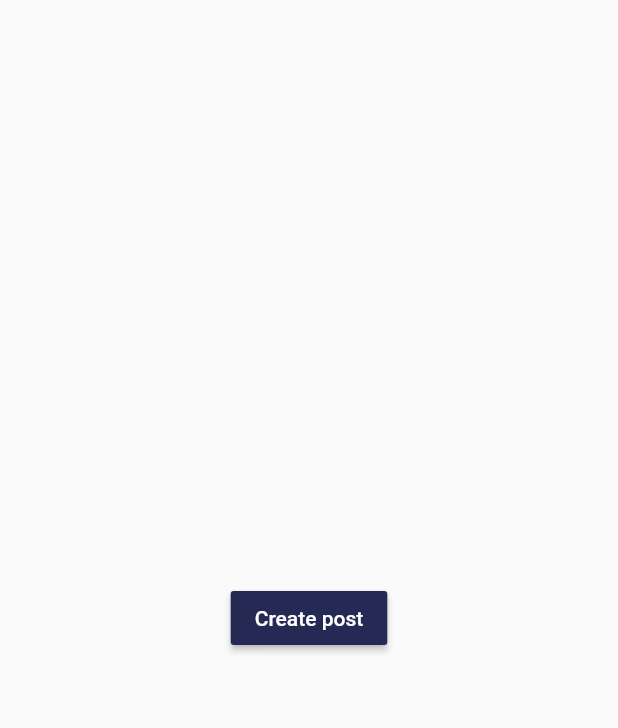
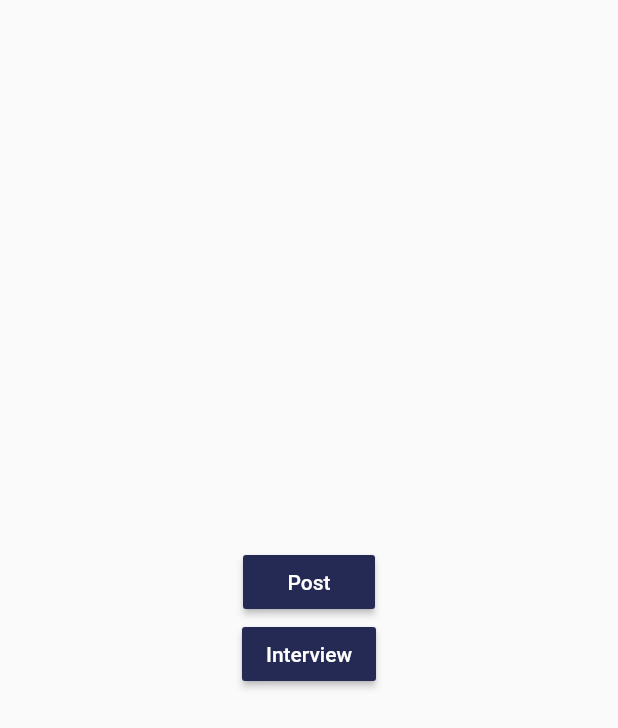
Before and after one commit to SanketKumarr/radio, a Flutter app: the AdminLogIn screen opened directly, after a tap on "Log in", on a phone screen of 412 x 824 dp. Shown: the top 728 px of the screen. Run offline on Flutter 3.47's test engine with Material 2 defaults, Android fonts, the phone set to English and light mode, and no system bars; our stand-ins replace assets_audio_player, audioplayers, carousel_slider, cloud_firestore, file_picker, firebase_auth and 9 more; accounts and stored records are empty.

Commit message:
uploading interview in firebase (24/dec/21)

```diff
--- a/lib/Admin/admin_logIn.dart
+++ b/lib/Admin/admin_logIn.dart
@@ -1,6 +1,7 @@
 import 'package:cloud_firestore/cloud_firestore.dart';
 import 'package:flutter/cupertino.dart';
 import 'package:flutter/material.dart';
+import 'package:radio_lnct/Admin/admin_screen.dart';
 import 'package:radio_lnct/Admin/create_post.dart';
 
 class AdminLogIn extends StatefulWidget {
@@ -49,7 +50,7 @@ class _AdminLogInState extends State<AdminLogIn> {
                   if (querySnapshot.data()!.containsValue(keyController.text)) {
                     print('Keys matched');
                     Navigator.pushReplacement(context,
-                        MaterialPageRoute(builder: (context) => CreatePost()));
+                        MaterialPageRoute(builder: (context) => AdminScreen()));
                   } else {
                     msg = "Keys don't match";
                     print("Keys don't match");
--- /dev/null
+++ b/lib/Admin/admin_screen.dart
@@ -0,0 +1,43 @@
+import 'package:flutter/material.dart';
+import 'package:radio_lnct/Admin/create_interview.dart';
+import 'package:radio_lnct/Admin/create_post.dart';
+
+class AdminScreen extends StatefulWidget {
+  const AdminScreen({Key? key}) : super(key: key);
+
+  @override
+  _AdminScreenState createState() => _AdminScreenState();
+}
+
+class _AdminScreenState extends State<AdminScreen> {
+  @override
+  Widget build(BuildContext context) {
+    return Scaffold(
+      body: Center(
+        child: Column(
+          mainAxisAlignment: MainAxisAlignment.center,
+          children: [
+            MaterialButton(
+              onPressed: () {
+                Navigator.push(context,
+                    MaterialPageRoute(builder: (context) => CreatePost()));
+              },
+              child: Text("Post"),
+              textColor: Colors.white,
+              color: Color(0xff242a54),
+            ),
+            MaterialButton(
+              onPressed: () {
+                Navigator.push(context,
+                    MaterialPageRoute(builder: (context) => CreateInterview()));
+              },
+              child: Text("Interview"),
+              textColor: Colors.white,
+              color: Color(0xff242a54),
+            ),
+          ],
+        ),
+      ),
+    );
+  }
+}
--- a/lib/Admin/create_post.dart
+++ b/lib/Admin/create_post.dart
@@ -9,8 +9,8 @@ import 'package:uuid/uuid.dart';
 
 
 final Reference storageRef = FirebaseStorage.instance.ref();
-final postRef = FirebaseFirestore.instance.collection('posts');
-String postId = Uuid().v4();
+final interviewRef = FirebaseFirestore.instance.collection('posts');
+String interviewId = Uuid().v4();
 
 class CreatePost extends StatefulWidget {
   const CreatePost({Key? key}) : super(key: key);
@@ -43,7 +43,7 @@ class _CreatePostState extends State<CreatePost> {
     // Navigator.pop(context);
     final image = await _picker.pickImage(
       source: ImageSource.gallery,
-      imageQuality: 50,
+      imageQuality: 100,
     );
     if (image == null) return;
     final imageTemp = File(image.path);
@@ -84,7 +84,7 @@ class _CreatePostState extends State<CreatePost> {
 
   createPostInFirestore(
       {required String mediaUrl, required String description}) {
-    postRef.add({
+    interviewRef.add({
       "postId": postId,
       "mediaUrl": mediaUrl,
       "description": description,
--- a/lib/widgets/live_tab/audio_player.dart
+++ b/lib/widgets/live_tab/audio_player.dart
@@ -199,7 +199,6 @@ class _MyAudioPlayerState extends State<MyAudioPlayer> {
 
 class CustomTrackShape extends RoundedRectSliderTrackShape {
   /// Removes side padding of slider
-  /// Credit goes to @clocksmith, https://github.com/flutter/flutter/issues/37057
   @override
   Rect getPreferredRect({
     required RenderBox parentBox,
```
Also changed, not shown: lib/Admin/create_interview.dart (added, +151 -0 lines), lib/BottomNavigationBar/home_tab.dart (+2 -8 lines), pubspec.yaml (+8 -5 lines), pubspec.lock.
